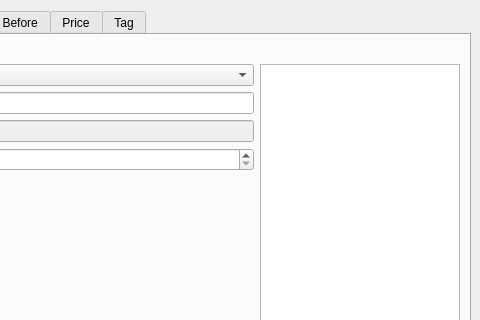
The window that gui_input.ui (buma/eatToday) describes before a commit, drawn with Qt 5; both pictures show x 213 to 693 and y 0 to 320 of the 693 by 614 pixel window.
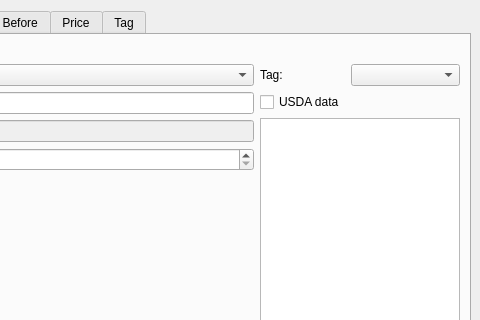
The same window after the commit. The open tabs and pages were chosen to show the change.

Commit message: Added tag filtering for adding nutrition

What changed in the file:
```diff
--- a/gui_input.ui
+++ b/gui_input.ui
@@ -24,7 +24,7 @@
        <attribute name="title">
         <string>Add food</string>
        </attribute>
-       <layout class="QVBoxLayout" name="verticalLayout_2">
+       <layout class="QVBoxLayout" name="verticalLayout_10">
         <item>
          <widget class="QLabel" name="label">
           <property name="text">
@@ -93,6 +93,45 @@
            </layout>
           </item>
           <item>
+           <layout class="QVBoxLayout" name="verticalLayout_2">
+            <item>
+             <layout class="QFormLayout" name="formLayout_6">
+              <property name="sizeConstraint">
+               <enum>QLayout::SetMaximumSize</enum>
+              </property>
+              <item row="0" column="0">
+               <widget class="QLabel" name="label_18">
+                <property name="text">
+                 <string>Tag:</string>
+                </property>
+               </widget>
+              </item>
+              <item row="0" column="1">
+               <widget class="QComboBox" name="cb_tag_select">
+                <property name="maximumSize">
+                 <size>
+                  <width>16777215</width>
+                  <height>30</height>
+                 </size>
+                </property>
+               </widget>
+              </item>
+              <item row="1" column="0">
+               <widget class="QCheckBox" name="cb_usda">
+                <property name="maximumSize">
+                 <size>
+                  <width>16777215</width>
+                  <height>30</height>
+                 </size>
+                </property>
+                <property name="text">
+                 <string>USDA data</string>
+                </property>
+               </widget>
+              </item>
+             </layout>
+            </item>
+            <item>
            <widget class="QListView" name="lv_keys">
             <property name="maximumSize">
              <size>
@@ -107,6 +146,8 @@
           </item>
          </layout>
         </item>
+         </layout>
+        </item>
         <item>
          <widget class="QDialogButtonBox" name="buttonBox">
           <property name="orientation">
```
Left out of the diff: 4 changed lines with no effect on the pictures. Lines whose indentation alone changed are shown as unchanged. The commit also changes 1 other file.
